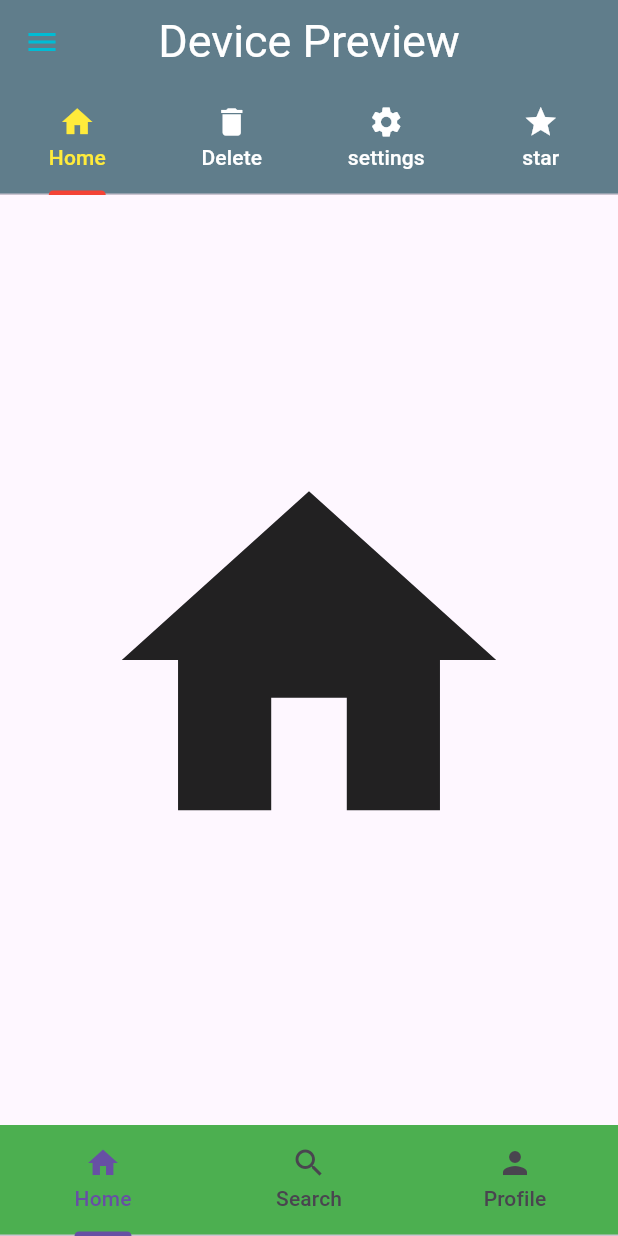
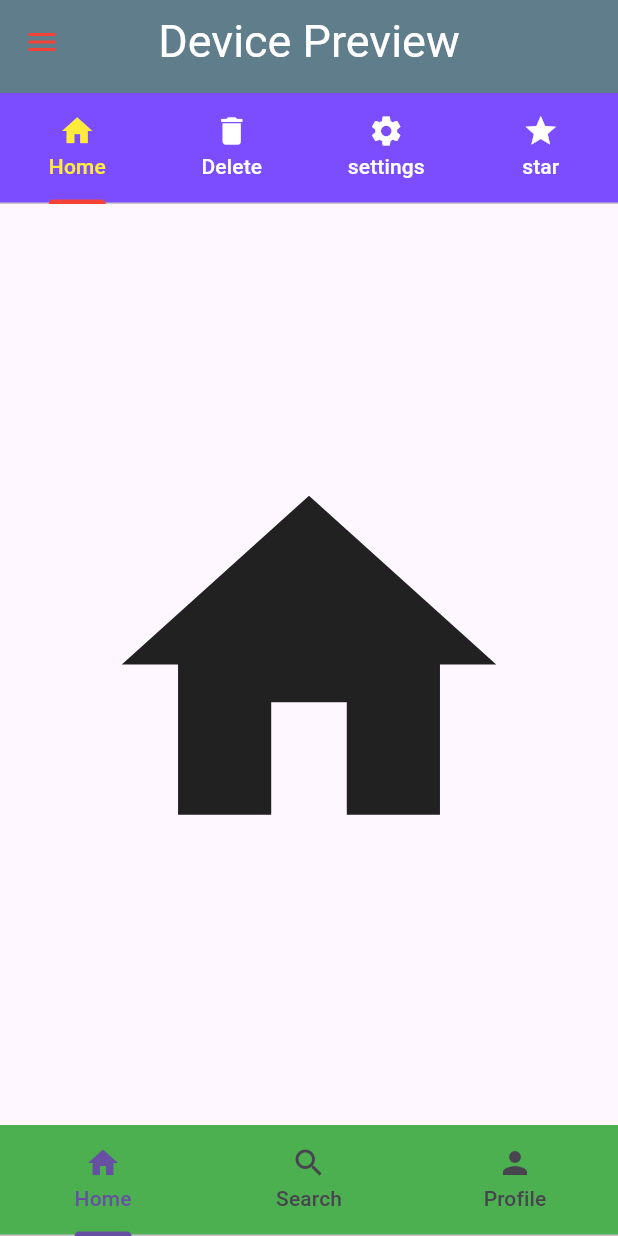
Before and after one commit to safaat260/Ostad_Flutter, a Flutter app: the screen it shows after launch, on a phone screen of 412 x 824 dp. Run offline on Flutter 3.47's test engine with Material 3 defaults, Android fonts, the phone set to English and light mode, and no system bars; our stand-ins replace device_preview, flutter_screenutil.

Commit message:
tapbar background color

```diff
--- a/lib/Module_09/class 3/device_preview_home.dart
+++ b/lib/Module_09/class 3/device_preview_home.dart
@@ -23,8 +23,10 @@ class _device_preview_homeState extends State<device_preview_home> {
           centerTitle: true,
 
           //drawer color is here
-          iconTheme: IconThemeData(color: Colors.cyan),
-          bottom: TabBar(
+          iconTheme: IconThemeData(color: Colors.red),
+          bottom: PreferredSize(preferredSize: Size.fromHeight(80), child: Container(
+            color: Colors.deepPurpleAccent,
+            child: TabBar(
                 labelColor: Colors.yellow,
                 unselectedLabelColor: Colors.white,
                 indicatorColor: Colors.red,
@@ -48,6 +50,10 @@ class _device_preview_homeState extends State<device_preview_home> {
                   ),
                 ]
             ),
+          ),
+          ),
+
+
         ),
 
         bottomNavigationBar: Material(
```
Lines whose indentation alone changed are shown as unchanged.
